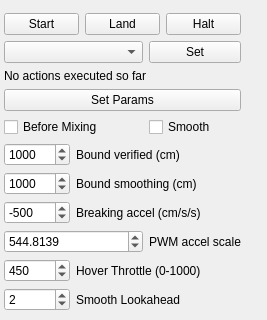
dricketts/apm_planner, file src/ui/UASControl.ui: the form before one commit; both pictures show x 0 to 267 and y 214 to 534 of the 267 by 534 pixel window.
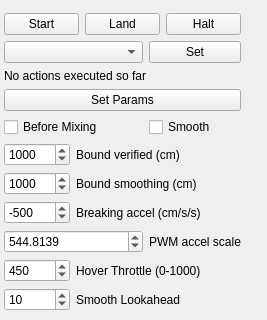
The form after the commit. Icons and pictures are not drawn.

Commit message: Just changed some defaults on the shim parameter setting widget.

Patch:
```diff
--- a/src/ui/UASControl.ui
+++ b/src/ui/UASControl.ui
@@ -107,7 +107,7 @@
       <number>50</number>
      </property>
      <property name="value">
-      <number>2</number>
+      <number>10</number>
      </property>
     </widget>
    </item>
```
Left out of the diff: 2 changed lines with no effect on the pictures.
